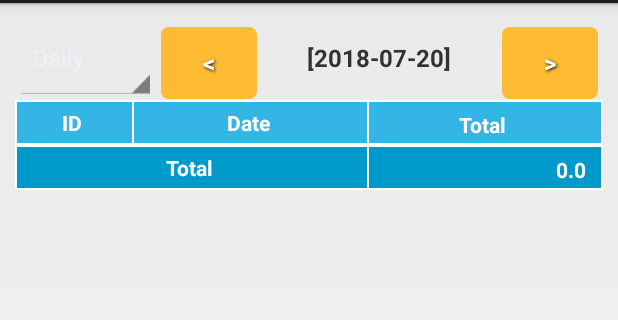
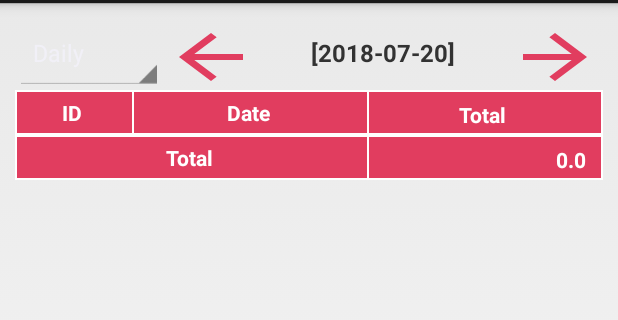
Before and after one commit to faridefendi58/lollipos, an Android app: the fragment ReportFragment shown on its own in the app's theme, on a phone screen of 412 x 824 dp, the part 69-389 px from its top. Run offline under Robolectric (Android 15) with nearby library versions, the phone set to English and light mode, and no system bars.

Commit message:
Bar color and next prev btn

```diff
--- /dev/null
+++ b/app/src/main/res/drawable/ic_arrow_back_24dp.xml
@@ -0,0 +1,5 @@
+<vector android:height="24dp" android:tint="#E13D5F"
+    android:viewportHeight="24.0" android:viewportWidth="24.0"
+    android:width="24dp" xmlns:android="http://schemas.android.com/apk/res/android">
+    <path android:fillColor="#FF000000" android:pathData="M20,11H7.83l5.59,-5.59L12,4l-8,8 8,8 1.41,-1.41L7.83,13H20v-2z"/>
+</vector>
--- /dev/null
+++ b/app/src/main/res/drawable/ic_arrow_forward_24dp.xml
@@ -0,0 +1,5 @@
+<vector android:height="24dp" android:tint="#E13D5F"
+    android:viewportHeight="24.0" android:viewportWidth="24.0"
+    android:width="24dp" xmlns:android="http://schemas.android.com/apk/res/android">
+    <path android:fillColor="#FF000000" android:pathData="M12,4l-1.41,1.41L16.17,11H4v2h12.17l-5.58,5.59L12,20l8,-8z"/>
+</vector>
--- a/app/src/main/res/layout/layout_report.xml
+++ b/app/src/main/res/layout/layout_report.xml
@@ -17,12 +17,10 @@
 
         <Button
             android:id="@+id/previousButton"
-            style="@style/ButtonText"
             android:layout_width="wrap_content"
             android:layout_height="wrap_content"
-            android:background="@drawable/btn_yellow"
-            android:text="@string/previous"
-            android:textSize="16sp" />
+            android:background="@drawable/ic_arrow_back_24dp"
+            android:textSize="10sp" />
 
         <TextView
             android:id="@+id/currentBox"
@@ -30,17 +28,15 @@
             android:layout_height="wrap_content"
             android:layout_weight="0.5"
             android:gravity="center"
-            android:textSize="16sp"
+            android:textSize="8sp"
             android:textStyle="bold" />
 
         <Button
             android:id="@+id/nextButton"
-            style="@style/ButtonText"
             android:layout_width="wrap_content"
             android:layout_height="wrap_content"
-            android:background="@drawable/btn_yellow"
-            android:text="@string/next"
-            android:textSize="16sp" />
+            android:background="@drawable/ic_arrow_forward_24dp"
+            android:textSize="10sp" />
     </LinearLayout>
 
     <!--
@@ -71,7 +67,7 @@
                 android:layout_width="0dp"
                 android:layout_height="fill_parent"
                 android:layout_weight="2"
-                android:background="#33B5E5"
+                android:background="@color/colorRed"
                 android:gravity="center"
                 android:paddingRight="3dp"
                 android:text="@string/id"
@@ -92,7 +88,7 @@
                 android:layout_width="0dp"
                 android:layout_height="fill_parent"
                 android:layout_weight="1.5"
-                android:background="#33B5E5"
+                android:background="@color/colorRed"
                 android:gravity="center"
                 android:paddingRight="3dp"
                 android:text="@string/date"
@@ -114,7 +110,7 @@
                 android:layout_width="0dp"
                 android:layout_height="30dp"
                 android:layout_weight="0.75"
-                android:background="#33B5E5"
+                android:background="@color/colorRed"
                 android:gravity="center"
                 android:paddingRight="3dp"
                 android:text="@string/total"
@@ -155,7 +151,7 @@
                 android:layout_width="0dp"
                 android:layout_height="fill_parent"
                 android:layout_weight="2"
-                android:background="#0099CC"
+                android:background="@color/colorRed"
                 android:gravity="center"
                 android:paddingRight="3dp"
                 android:text="@string/total"
@@ -178,7 +174,7 @@
                 android:layout_width="0dp"
                 android:layout_height="30dp"
                 android:layout_weight="0.75"
-                android:background="#0099CC"
+                android:background="@color/colorRed"
                 android:gravity="right|center_vertical"
                 android:paddingRight="10dp"
                 android:textColor="#FFFFFF"
--- a/app/src/main/res/layout/layout_sale.xml
+++ b/app/src/main/res/layout/layout_sale.xml
@@ -55,7 +55,7 @@
                     android:layout_width="0dp"
                     android:layout_height="fill_parent"
                     android:layout_weight="2"
-                    android:background="#e13d5f"
+                    android:background="@color/colorRed"
                     android:gravity="center"
                     android:paddingRight="3dp"
                     android:text="@string/name"
@@ -77,7 +77,7 @@
                     android:layout_width="0dp"
                     android:layout_height="fill_parent"
                     android:layout_weight="1.5"
-                    android:background="#e13d5f"
+                    android:background="@color/colorRed"
                     android:gravity="center"
                     android:paddingRight="3dp"
                     android:text="@string/quantity"
--- a/app/src/main/res/menu/main.xml
+++ b/app/src/main/res/menu/main.xml
@@ -34,6 +34,10 @@
                         android:title="@string/currency_usd"/>
                 </menu>
             </item>
+
+            <item android:id="@+id/params"
+                android:title="@string/params" >
+            </item>
         </menu>
     </item>
 
--- a/app/src/main/res/values/colors.xml
+++ b/app/src/main/res/values/colors.xml
@@ -3,4 +3,5 @@
     <color name="colorPrimary">#3F51B5</color>
     <color name="colorPrimaryDark">#303F9F</color>
     <color name="colorAccent">#FF4081</color>
+    <color name="colorRed">#e13d5f</color>
 </resources>
--- a/app/src/main/res/values/strings.xml
+++ b/app/src/main/res/values/strings.xml
@@ -37,6 +37,7 @@
     <string name="inventory">Inventory</string>
     <string name="sale">Sale</string>
     <string name="report">Report</string>
+    <string name="invoice">Invoice</string>
     <string name="customer">Customer</string>
     <string name="language">Language</string>
     <string name="payment">Payment</string>
@@ -74,6 +75,8 @@
     <string name="currency_idr">IDR</string>
     <string name="currency_usd">USD</string>
 
+    <string name="params">Parameters</string>
+
 
     <string-array name="period">
         <item>Daily</item>
```
Also changed, not shown: 1 other file.
